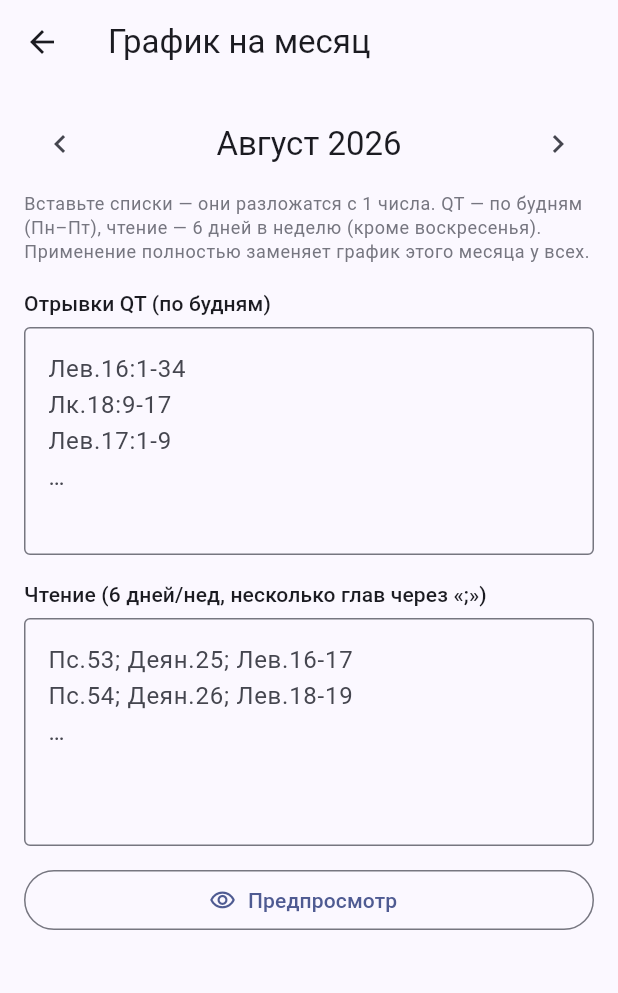
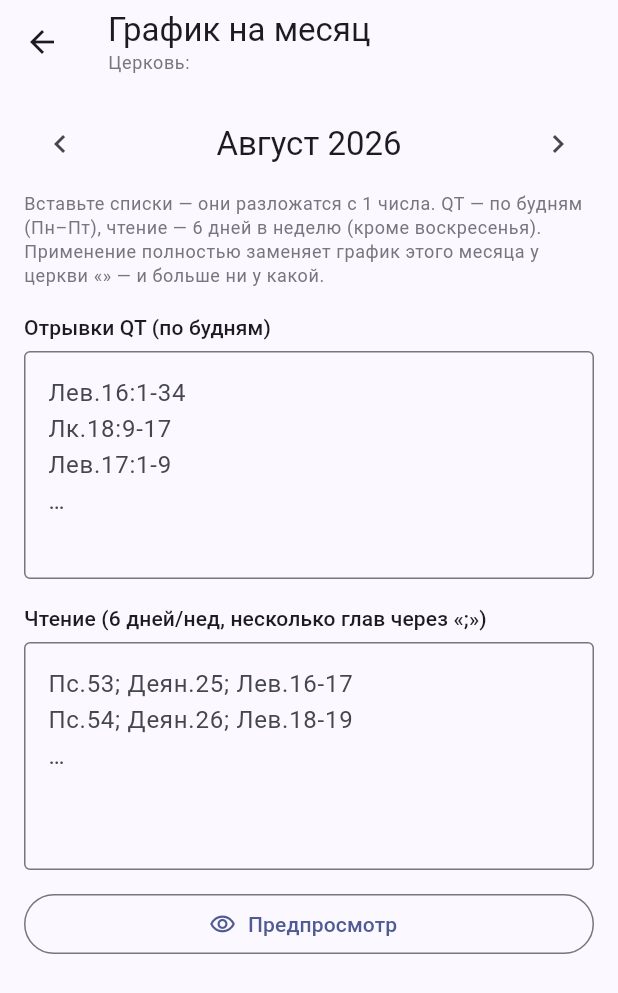
Before and after one commit to maxxim9412/windows_app, a Flutter app: the MonthlyScheduleScreen screen opened directly, after a tap on the "chevron right" icon, on a phone screen of 412 x 824 dp. Shown: the top 993 px of the screen. Run offline on Flutter 3.47's test engine with Material 3 defaults, Android fonts, the phone set to English and light mode, and no system bars; our stand-ins replace audioplayers, cloud_firestore, firebase_auth, firebase_core, flutter_local_notifications, permission_handler and 5 more; missing offline and left inert: agora_rtc_engine, agora_token_service; accounts and stored records are empty.

Commit message:
Fix the schedule editor writing to the editor's own church
MonthlyScheduleScreen resolved its target with currentChurchId(), i.e. the
church on the editor's own profile, and offered no way to pick another. A
super-admin who created a church and set "its" schedule was in fact
overwriting their own church's — silently, since nothing on screen named the
target and the confirmation read "обновлён у всех", which sounds global.

The target church is now explicit: passed in, resolved once, shown in the app
bar throughout, and named in both the warning and the confirmation. The
super-admin can reach any church's schedule from the management screen, which
previously wasn't possible at all.

Reading stays scoped to currentChurchId() — that's correct: a member sees
their own church's schedule.

Co-Authored-By: Claude Opus 4.8 <noreply@anthropic.com>

```diff
--- a/lib/screens/monthly_schedule_screen.dart
+++ b/lib/screens/monthly_schedule_screen.dart
@@ -2,17 +2,25 @@ import 'package:cloud_firestore/cloud_firestore.dart';
 import 'package:flutter/material.dart';
 import 'package:intl/intl.dart';
 
+import '../data/church_repository.dart';
 import '../services/auth_service.dart';
 import '../utils/bible_books.dart';
 import '../utils/date_helpers.dart';
 import '../utils/reference_parser.dart';
 
-/// Удобное заполнение общего графика на месяц (только админ):
-/// вставляешь список QT и список чтения — раскладывается с 1 числа
-/// (QT по будням Пн–Пт, чтение 6 дней/нед кроме вс) и ПОЛНОСТЬЮ заменяет
-/// график месяца у всех.
+/// Удобное заполнение графика церкви на месяц (только админ): вставляешь список
+/// QT и список чтения — раскладывается с 1 числа (QT по будням Пн–Пт, чтение
+/// 6 дней/нед кроме вс) и ПОЛНОСТЬЮ заменяет график месяца у этой церкви.
+///
+/// Церковь задаётся явно и всегда видна в шапке. Раньше экран молча писал в
+/// церковь самого редактора: супер-админ, правивший «график новой церкви»,
+/// на деле переписывал график своей — и об этом ничто не предупреждало.
 class MonthlyScheduleScreen extends StatefulWidget {
-  const MonthlyScheduleScreen({super.key});
+  const MonthlyScheduleScreen({super.key, this.churchId, this.churchName});
+
+  /// Чей график правим. null — своя церковь (админ церкви из QT/Чтения).
+  final String? churchId;
+  final String? churchName;
 
   @override
   State<MonthlyScheduleScreen> createState() => _MonthlyScheduleScreenState();
@@ -23,8 +31,36 @@ class _MonthlyScheduleScreenState extends State<MonthlyScheduleScreen> {
   final _qtCtrl = TextEditingController();
   final _readCtrl = TextEditingController();
 
+  String? _churchId;
+  String _churchName = '…';
+  bool _resolving = true;
+
   bool _previewed = false;
   bool _saving = false;
+
+  @override
+  void initState() {
+    super.initState();
+    _resolveChurch();
+  }
+
+  /// Определяем церковь один раз и запоминаем: дальше пишем только в неё.
+  Future<void> _resolveChurch() async {
+    var id = widget.churchId;
+    var name = widget.churchName;
+    if (id == null) {
+      id = await AuthService.instance.currentChurchId();
+      if (id != null && name == null) {
+        name = (await ChurchRepository.instance.byId(id))?.name;
+      }
+    }
+    if (!mounted) return;
+    setState(() {
+      _churchId = id;
+      _churchName = name ?? (id == null ? 'не выбрана' : '—');
+      _resolving = false;
+    });
+  }
 
   @override
   void dispose() {
@@ -89,7 +125,7 @@ class _MonthlyScheduleScreenState extends State<MonthlyScheduleScreen> {
   // --- Применение ---------------------------------------------------------
 
   Future<void> _apply() async {
-    final churchId = await AuthService.instance.currentChurchId();
+    final churchId = _churchId;
     if (churchId == null) {
       if (mounted) {
         ScaffoldMessenger.of(context).showSnackBar(const SnackBar(
@@ -146,7 +182,9 @@ class _MonthlyScheduleScreenState extends State<MonthlyScheduleScreen> {
       await batch.commit();
       if (!mounted) return;
       ScaffoldMessenger.of(context).showSnackBar(
-        SnackBar(content: Text('График на ${_monthName()} обновлён у всех.')),
+        SnackBar(
+            content: Text(
+                'График на ${_monthName()} обновлён у церкви «$_churchName».')),
       );
       Navigator.pop(context, true);
     } catch (e) {
@@ -166,7 +204,20 @@ class _MonthlyScheduleScreenState extends State<MonthlyScheduleScreen> {
     final theme = Theme.of(context);
     final errors = _previewed ? _errors : const <String>[];
     return Scaffold(
-      appBar: AppBar(title: const Text('График на месяц')),
+      appBar: AppBar(
+        title: Column(
+          mainAxisSize: MainAxisSize.min,
+          crossAxisAlignment: CrossAxisAlignment.start,
+          children: [
+            const Text('График на месяц'),
+            Text(
+              _resolving ? '…' : 'Церковь: $_churchName',
+              style: theme.textTheme.bodySmall
+                  ?.copyWith(color: theme.colorScheme.outline),
+            ),
+          ],
+        ),
+      ),
       body: ListView(
         padding: const EdgeInsets.all(16),
         children: [
@@ -190,7 +241,8 @@ class _MonthlyScheduleScreenState extends State<MonthlyScheduleScreen> {
           Text(
             'Вставьте списки — они разложатся с 1 числа. QT — по будням (Пн–Пт), '
             'чтение — 6 дней в неделю (кроме воскресенья). Применение полностью '
-            'заменяет график этого месяца у всех.',
+            'заменяет график этого месяца у церкви «$_churchName» — и больше '
+            'ни у какой.',
             style: theme.textTheme.bodySmall
                 ?.copyWith(color: theme.colorScheme.outline),
           ),
--- a/pubspec.yaml
+++ b/pubspec.yaml
@@ -1,7 +1,7 @@
 name: bible_reflection
 description: "Размышления над Библией — отрывок дня, личные заметки и напоминания."
 publish_to: 'none'
-version: 0.2.0+7
+version: 0.2.1+8
 
 environment:
   sdk: '>=3.4.0 <4.0.0'
```
Also changed, not shown: lib/screens/church_management_screen.dart (+18 -0 lines).
